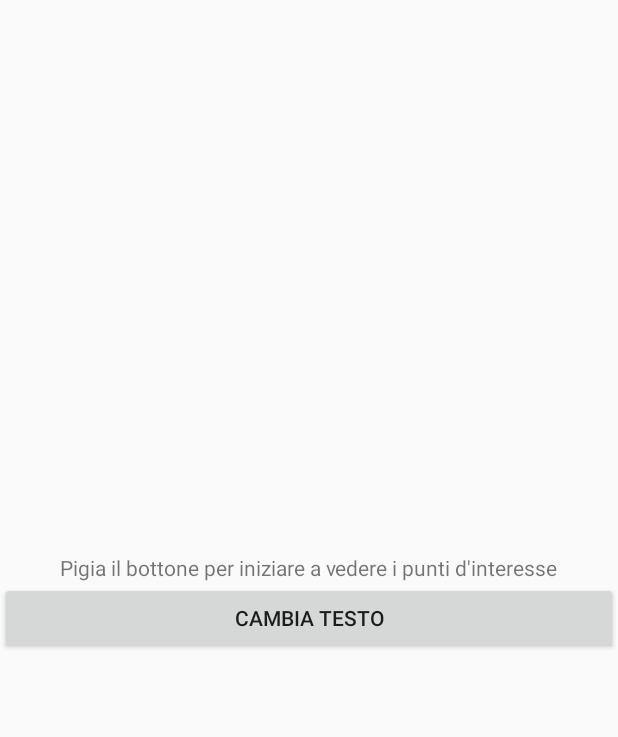
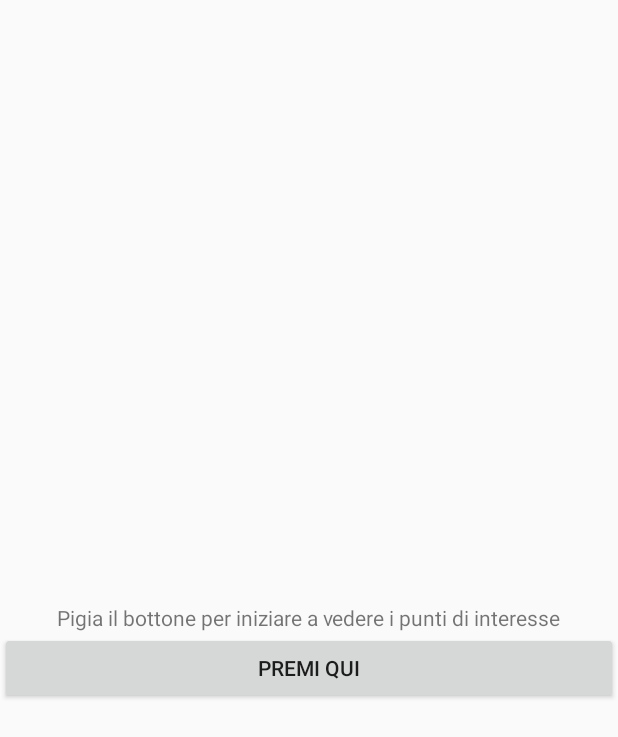
Before and after one commit to dcentonze/PuntiInteresse, an Android app: the screen it shows after launch (MainActivity), on a phone screen of 412 x 824 dp. Shown: the top 737 px of the screen. Run offline under Robolectric (Android 15) with nearby library versions, the phone set to English and light mode, and no system bars.

```diff
--- a/mobile/src/main/java/android/vm/puntiinteresse/MainActivity.java
+++ b/mobile/src/main/java/android/vm/puntiinteresse/MainActivity.java
@@ -18,7 +18,7 @@ public class MainActivity extends Activity {
     Button changeBt;
     EditText changeTextEdit;
     MainActivity activity = this;
-    String username;
+    //String username;
 
     @Override
     protected void onCreate(Bundle savedInstanceState){
@@ -26,7 +26,7 @@ public class MainActivity extends Activity {
         setContentView(R.layout.activity_main);
         welcomeTv=(TextView)findViewById(R.id.welcome_tv);
         changeBt=(Button)findViewById(R.id.change_bt);
-        changeTextEdit=(EditText)findViewById(R.id.edit_txt);
+        //changeTextEdit=(EditText)findViewById(R.id.edit_txt);
         changeBt.setOnClickListener(new View.OnClickListener(){
             @Override
             public void onClick(View view){
--- a/mobile/src/main/res/layout/activity_main.xml
+++ b/mobile/src/main/res/layout/activity_main.xml
@@ -1,12 +1,12 @@
 <?xml version="1.0" encoding="utf-8"?>
 <RelativeLayout xmlns:android="http://schemas.android.com/apk/res/android"
     android:orientation="vertical" android:layout_width="match_parent"
-    android:layout_height="match_parent">
+    android:layout_height="match_parent"
+    >
 
     <TextView
         android:layout_width="wrap_content"
         android:layout_height="wrap_content"
-        android:layout_above="@id/change_bt"
         android:layout_centerInParent="true"
         android:id="@+id/welcome_tv"
         android:text="@string/welcome"
@@ -26,7 +26,8 @@
         android:layout_height="wrap_content"
         android:layout_centerInParent="true"
         android:id="@+id/change_bt"
-        android:text="@string/change_text"
+        android:text="@string/press_here"
+        android:layout_below="@id/welcome_tv"
 
         />
 
--- a/mobile/src/main/res/values/strings.xml
+++ b/mobile/src/main/res/values/strings.xml
@@ -1,6 +1,7 @@
 <resources>
-    <string name="app_name">Punti d'interesse</string>
-    <string name="welcome">Pigia il bottone per iniziare a vedere i punti d'interesse</string>
+    <string name="app_name">PuntiInteresse</string>
+    <string name="welcome">Pigia il bottone per iniziare a vedere i punti di interesse</string>
     <string name="change_text">Cambia testo</string>
+    <string name="press_here">Premi qui</string>
     <string name="change_text_hint">Inserisci Testo</string>
 </resources>
```
Also changed, not shown: mobile/src/main/AndroidManifest.xml (+11 -2 lines), mobile/src/main/java/android/vm/puntiinteresse/SecondActivity.java (+23 -5 lines), mobile/src/main/res/layout/activity_second.xml (+9 -2 lines).
